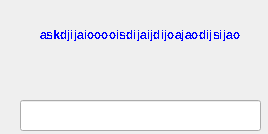
First picture: the form in speak_box.ui, repository pjhcsmallwhite1211/DesktopPet, before the edit.
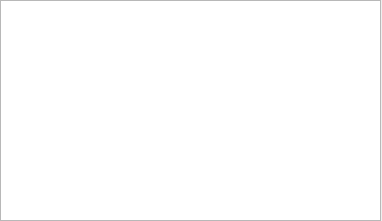
Second picture: the form after the edit. Icons and pictures are not drawn.

```diff
--- a/speak_box.ui
+++ b/speak_box.ui
@@ -6,8 +6,8 @@
    <rect>
     <x>0</x>
     <y>0</y>
-    <width>268</width>
-    <height>134</height>
+    <width>382</width>
+    <height>221</height>
    </rect>
   </property>
   <property name="windowTitle">
@@ -17,105 +17,13 @@
    <iconset resource="resources/test.qrc">
     <normaloff>:/icon/image/icon.png</normaloff>:/icon/image/icon.png</iconset>
   </property>
-  <widget class="QLabel" name="box_r">
+  <widget class="QTextEdit" name="textEdit">
    <property name="geometry">
     <rect>
-     <x>240</x>
-     <y>20</y>
-     <width>20</width>
-     <height>80</height>
-    </rect>
-   </property>
-   <property name="text">
-    <string/>
-   </property>
-   <property name="pixmap">
-    <pixmap resource="resources/test.qrc">:/ui/image/speak_box_r_h.png</pixmap>
-   </property>
-   <property name="scaledContents">
-    <bool>true</bool>
-   </property>
-  </widget>
-  <widget class="QLabel" name="box_l">
-   <property name="geometry">
-    <rect>
-     <x>20</x>
-     <y>20</y>
-     <width>21</width>
-     <height>80</height>
-    </rect>
-   </property>
-   <property name="text">
-    <string/>
-   </property>
-   <property name="pixmap">
-    <pixmap resource="resources/test.qrc">:/ui/image/speak_box_l_h.png</pixmap>
-   </property>
-   <property name="scaledContents">
-    <bool>true</bool>
-   </property>
-  </widget>
-  <widget class="QLabel" name="box_b">
-   <property name="geometry">
-    <rect>
-     <x>39</x>
-     <y>20</y>
-     <width>201</width>
-     <height>80</height>
-    </rect>
-   </property>
-   <property name="text">
-    <string/>
-   </property>
-   <property name="pixmap">
-    <pixmap resource="resources/test.qrc">:/ui/image/speak_box.png</pixmap>
-   </property>
-   <property name="scaledContents">
-    <bool>true</bool>
-   </property>
-  </widget>
-  <widget class="QLabel" name="text">
-   <property name="geometry">
-    <rect>
-     <x>40</x>
-     <y>28</y>
-     <width>201</width>
-     <height>56</height>
-    </rect>
-   </property>
-   <property name="font">
-    <font>
-     <weight>75</weight>
-     <bold>true</bold>
-     <stylestrategy>NoAntialias</stylestrategy>
-    </font>
-   </property>
-   <property name="styleSheet">
-    <string notr="true">color: rgb(0, 0, 255);</string>
-   </property>
-   <property name="midLineWidth">
-    <number>11</number>
-   </property>
-   <property name="text">
-    <string>askdjijaiooooisdijaijdijoajaodijsijaoijdoiajo</string>
-   </property>
-   <property name="textFormat">
-    <enum>Qt::MarkdownText</enum>
-   </property>
-   <property name="alignment">
-    <set>Qt::AlignLeading|Qt::AlignLeft|Qt::AlignTop</set>
-   </property>
-   <property name="wordWrap">
-    <bool>true</bool>
-   </property>
-  </widget>
-  <widget class="QLineEdit" name="textEdit">
-   <property name="geometry">
-    <rect>
-     <x>20</x>
-     <y>100</y>
-     <width>241</width>
-     <height>31</height>
+     <x>0</x>
+     <y>0</y>
+     <width>381</width>
+     <height>221</height>
     </rect>
    </property>
   </widget>
```
Left out of the diff: 2 changed lines with no effect on the pictures.
